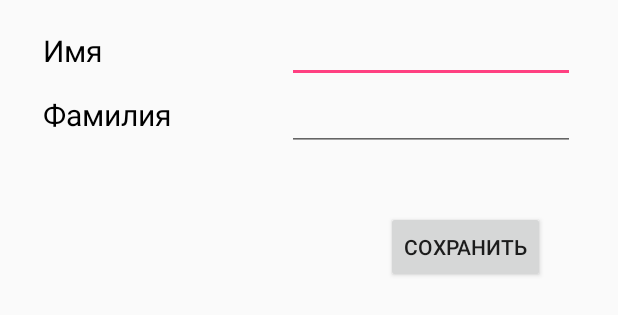
After one commit to matveevk/PrepOlymp, an Android app: the layout menu_settings.xml on its own in the app's theme, with its tools: preview values and no code run, on a phone screen of 412 x 824 dp. The commit adds this screen. Shown: the top 315 px of the screen. Run offline under Robolectric (Android 15) with nearby library versions, the phone set to English and light mode, and no system bars.

Commit message:
Settings init; Converted problems to Database.

```diff
--- a/app/build.gradle
+++ b/app/build.gradle
@@ -13,6 +13,7 @@ android {
         vectorDrawables {
             useSupportLibrary = true
         }
+        vectorDrawables.useSupportLibrary = true
     }
     buildTypes {
         release {
@@ -32,5 +33,6 @@ dependencies {
     compile 'com.android.support:design:23.4.0'
     compile 'com.android.support:support-v4:23.4.0'
     compile 'com.android.support:recyclerview-v7:23.4.0'
+    compile 'com.android.support:support-vector-drawable:23.4.0'
     testCompile 'junit:junit:4.12'
 }
--- a/app/src/main/java/com/example/root/prepolymp/ProblemInfo.java
+++ b/app/src/main/java/com/example/root/prepolymp/ProblemInfo.java
@@ -6,6 +6,8 @@ import android.support.v7.app.AppCompatActivity;
 import android.support.v7.widget.Toolbar;
 import android.util.DisplayMetrics;
 import android.widget.TextView;
+
+import static com.example.root.prepolymp.Storage.problems;
 
 public class ProblemInfo extends AppCompatActivity {
 
@@ -19,7 +21,7 @@ public class ProblemInfo extends AppCompatActivity {
 
         Intent intent = getIntent();
         int problemId = intent.getIntExtra(ProblemActivity.EXTRA_MESSAGE, 1);
-        Problem problem = Start.problems.get(problemId - 1);
+        Problem problem = problems.get(problemId - 1);
 
         TextView tv5 = (TextView)findViewById(R.id.problemTextInfo);
         tv5.setWidth(screenWidth() / 10 * 9);
--- a/app/src/main/java/com/example/root/prepolymp/fragments/About.java
+++ b/app/src/main/java/com/example/root/prepolymp/fragments/About.java
@@ -39,7 +39,7 @@ public class About extends Fragment {
 
         TextView tv6 = (TextView)view.findViewById(R.id.menu_about6);
         tv6.setWidth(screenWidth() / 100 * 88);
-        String s6 = "Я - автор этого приложения, Матвеев Константин. При возникновении вопросов или пожеланий, свяжитесь со мной по электронной почте matveev.kp@mail.ru";
+        String s6 = "Я - автор этого приложения, Матвеев Константин. При возникновении вопросов или пожеланий свяжитесь со мной по электронной почте matveev.kp@mail.ru";
         tv6.setText(s6);
 
         TextView tv7 = (TextView)view.findViewById(R.id.menu_about7);
--- a/app/src/main/java/com/example/root/prepolymp/fragments/Stats.java
+++ b/app/src/main/java/com/example/root/prepolymp/fragments/Stats.java
@@ -55,7 +55,7 @@ public class Stats extends Fragment {
         return att_alg + att_comb + att_geom;
     }
 
-    public  int totalCor() {
+    public static int totalCor() {
         return cor_alg + cor_comb + cor_geom;
     }
 }
--- /dev/null
+++ b/app/src/main/res/layout/menu_settings.xml
@@ -0,0 +1,83 @@
+<?xml version="1.0" encoding="utf-8"?>
+<ScrollView xmlns:app="http://schemas.android.com/apk/res-auto"
+    xmlns:tools="http://schemas.android.com/tools"
+    android:orientation="vertical"
+    android:layout_width="match_parent"
+    android:layout_height="match_parent"
+    xmlns:android="http://schemas.android.com/apk/res/android">
+
+    <android.support.constraint.ConstraintLayout
+        xmlns:android="http://schemas.android.com/apk/res/android"
+        xmlns:app="http://schemas.android.com/apk/res-auto"
+        android:orientation="vertical"
+        android:layout_width="match_parent"
+        android:layout_height="match_parent">
+
+        <TextView
+            android:id="@+id/firstname"
+            android:layout_width="wrap_content"
+            android:layout_height="wrap_content"
+            android:text="Имя"
+            android:textColor="@android:color/black"
+            android:textSize="20sp"
+            android:layout_marginTop="20dp"
+            app:layout_constraintLeft_toLeftOf="@+id/menu_settings_gl"
+            app:layout_constraintTop_toTopOf="parent"/>
+
+        <TextView
+            android:id="@+id/lastname"
+            android:layout_width="wrap_content"
+            android:layout_height="wrap_content"
+            android:textColor="@android:color/black"
+            android:text="Фамилия"
+            android:textSize="20sp"
+            app:layout_constraintLeft_toLeftOf="@+id/menu_settings_gl"
+            app:layout_constraintTop_toBottomOf="@+id/firstname"
+            android:layout_marginTop="15dp"/>
+
+        <EditText
+            android:id="@+id/firstnameInput"
+            android:layout_width="wrap_content"
+            android:layout_height="wrap_content"
+            android:ems="9"
+            android:inputType="textPersonName"
+            app:layout_constraintRight_toRightOf="@+id/menu_settings_gl2"
+            app:layout_constraintTop_toTopOf="parent"
+            android:layout_marginTop="10dp"/>
+
+        <EditText
+            android:id="@+id/lastnameInput"
+            android:layout_width="wrap_content"
+            android:layout_height="wrap_content"
+            android:ems="9"
+            android:inputType="textPersonName"
+            app:layout_constraintRight_toRightOf="@+id/menu_settings_gl2"
+            app:layout_constraintTop_toBottomOf="@+id/firstnameInput"/>
+
+        <Button
+            android:id="@+id/saveNames"
+            android:layout_width="wrap_content"
+            android:layout_height="wrap_content"
+            android:text="Сохранить"
+            app:layout_constraintTop_toBottomOf="@+id/lastnameInput"
+            app:layout_constraintRight_toRightOf="@id/menu_settings_gl2"
+            android:layout_marginTop="40dp"
+            android:layout_marginRight="20dp"/>
+
+        <android.support.constraint.Guideline
+            android:layout_width="wrap_content"
+            android:layout_height="wrap_content"
+            android:id="@+id/menu_settings_gl"
+            app:layout_constraintGuide_percent="0.07"
+            android:orientation="vertical" />
+
+        <android.support.constraint.Guideline
+            android:layout_width="wrap_content"
+            android:layout_height="wrap_content"
+            android:id="@+id/menu_settings_gl2"
+            app:layout_constraintGuide_percent="0.93"
+            android:orientation="vertical" />
+
+    </android.support.constraint.ConstraintLayout>
+
+</ScrollView>
--- a/app/src/main/res/layout/navigation_header.xml
+++ b/app/src/main/res/layout/navigation_header.xml
@@ -31,6 +31,6 @@
         android:id="@+id/nav_text_view2"
         android:layout_width="wrap_content"
         android:layout_height="wrap_content"
-        android:text="Информация для пользователя" />
+        android:text="Решено 0 задач" />
 
 </LinearLayout>
--- a/app/src/main/res/menu/activity_drawer.xml
+++ b/app/src/main/res/menu/activity_drawer.xml
@@ -27,7 +27,6 @@
                 android:icon="@drawable/ic_stats_black_24dp"
                 android:title="Статистика"
                 android:checkable="true" />
-
             <item
                 android:id="@+id/nav_settings"
                 android:icon="@drawable/ic_menu_settings"
```
Also changed, not shown: app/src/main/AndroidManifest.xml (+6 -10 lines), app/src/main/java/com/example/root/prepolymp/DBManager.java (added, +116 -0 lines), app/src/main/java/com/example/root/prepolymp/MainActivity.java (+15 -1 lines), app/src/main/java/com/example/root/prepolymp/Problem.java (+17 -2 lines), app/src/main/java/com/example/root/prepolymp/ProblemActivity.java (+36 -14 lines), app/src/main/java/com/example/root/prepolymp/Start.java (+25 -73 lines), app/src/main/java/com/example/root/prepolymp/Storage.java (added, +13 -0 lines), app/src/main/java/com/example/root/prepolymp/fragments/Favourites.java (+6 -9 lines), app/src/main/java/com/example/root/prepolymp/fragments/ProblemList.java (+4 -5 lines), app/src/main/java/com/example/root/prepolymp/fragments/Settings.java (added, +63 -0 lines), app/src/main/java/com/example/root/prepolymp/fragments/SolveLater.java (+11 -14 lines), app/src/main/java/com/example/root/prepolymp/fragments/Solved.java (+11 -13 lines), app/src/main/res/values/strings.xml (+73 -0 lines).
